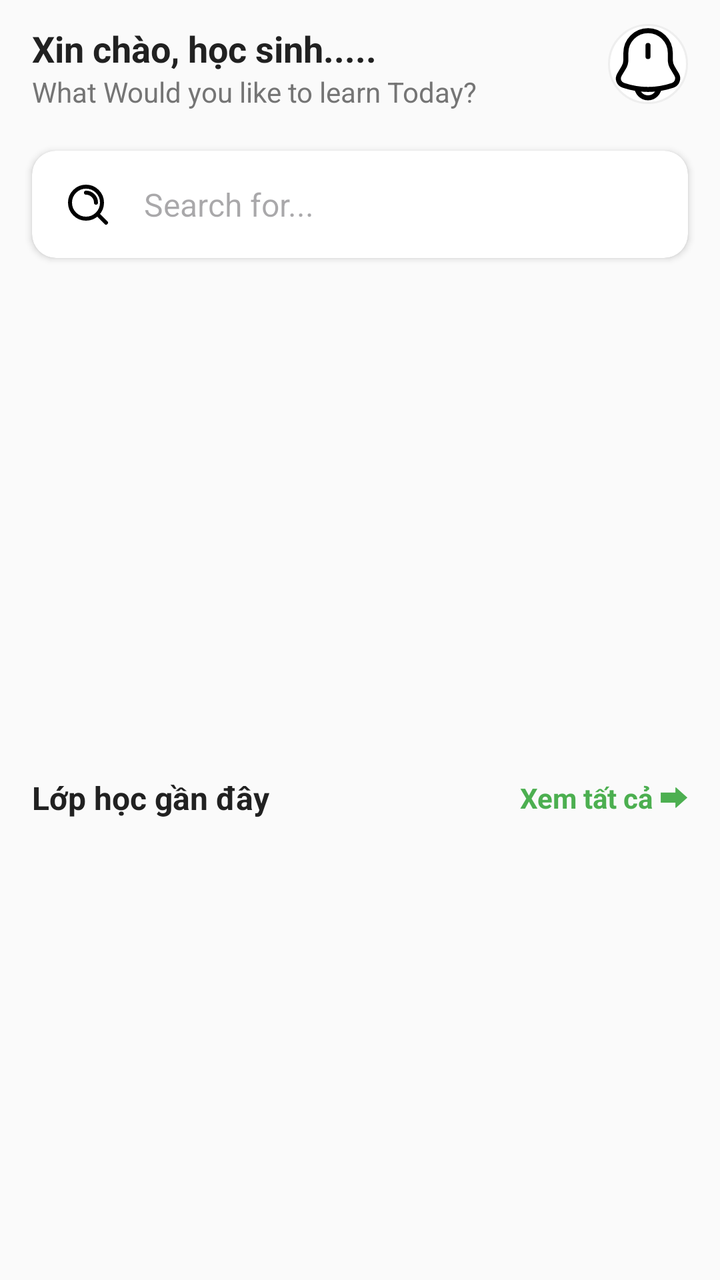
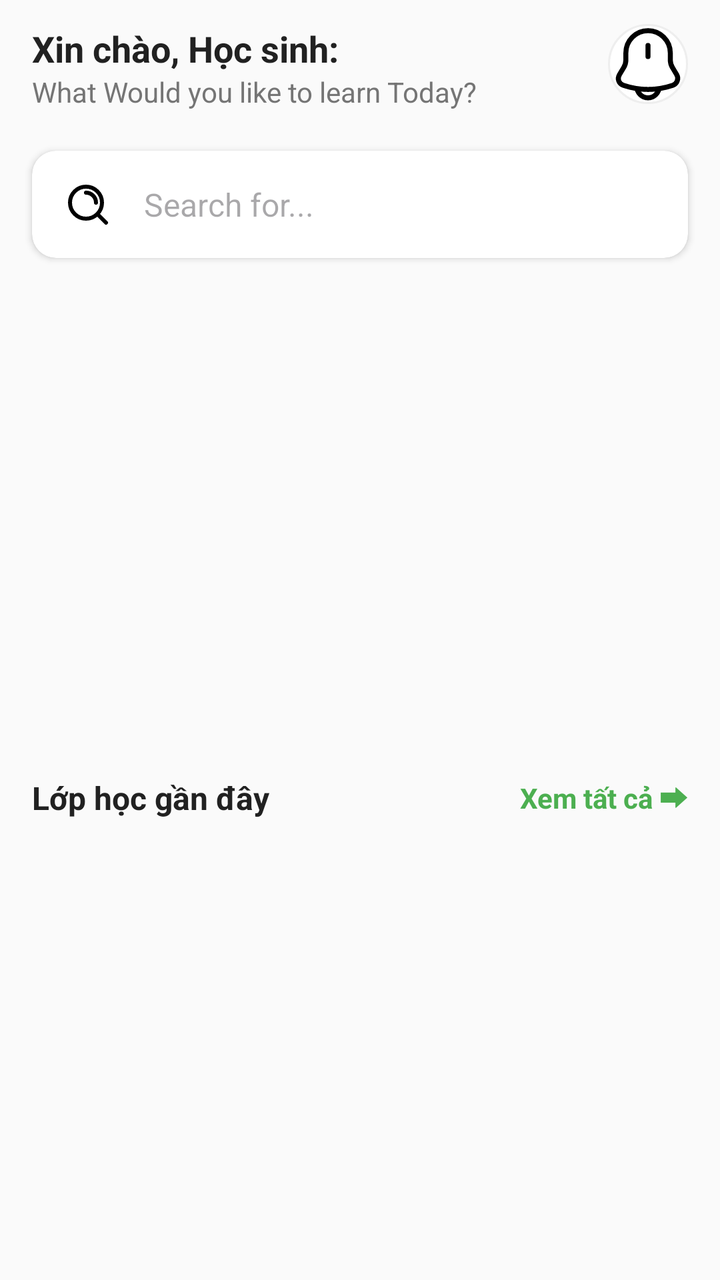

An Android layout rendered at two revisions. The XML below is the earlier revision; the diff shows what the commit changed to produce the second picture.
<!-- AndroidManifest.xml: application theme Theme.Apphoctap -->
<!-- res/layout/fragment_dashboard_student.xml -->
<?xml version="1.0" encoding="utf-8"?>

<androidx.constraintlayout.widget.ConstraintLayout xmlns:android="http://schemas.android.com/apk/res/android"
    xmlns:app="http://schemas.android.com/apk/res-auto"
    xmlns:tools="http://schemas.android.com/tools"
    android:layout_width="match_parent"
    android:layout_height="match_parent"
    android:background="@color/background"
    tools:context=".view.student.home.HomeFragment"
    >

    
    <androidx.constraintlayout.widget.ConstraintLayout
        android:id="@+id/topBar"
        android:layout_width="match_parent"
        android:layout_height="wrap_content"
        android:paddingHorizontal="16dp"
        android:paddingVertical="12dp"
        app:layout_constraintTop_toTopOf="parent">

        <TextView
            android:id="@+id/tvGreeting"
            android:layout_width="0dp"
            android:layout_height="wrap_content"
            android:text="Xin chào, học sinh....."
            android:textColor="@color/text_primary"
            android:textSize="18sp"
            android:textStyle="bold"
            app:layout_constraintEnd_toStartOf="@+id/btnNotification"
            app:layout_constraintStart_toStartOf="parent"
            app:layout_constraintTop_toTopOf="parent" />

        <TextView
            android:id="@+id/tvSubGreeting"
            android:layout_width="0dp"
            android:layout_height="wrap_content"
            android:text="What Would you like to learn Today?"
            android:textColor="@color/text_secondary"
            android:textSize="14sp"
            app:layout_constraintEnd_toStartOf="@+id/btnNotification"
            app:layout_constraintStart_toStartOf="parent"
            app:layout_constraintTop_toBottomOf="@+id/tvGreeting" />

        <ImageButton
            android:id="@+id/btnNotification"
            android:layout_width="40dp"
            android:layout_height="40dp"
            android:background="@drawable/circle_button_background"
            android:contentDescription="Notifications"
            android:src="@drawable/ic_notification"
            app:layout_constraintEnd_toEndOf="parent"
            app:layout_constraintTop_toTopOf="parent"
            app:tint="@color/black"
            tools:ignore="TouchTargetSizeCheck" />

    </androidx.constraintlayout.widget.ConstraintLayout>

    
    <androidx.cardview.widget.CardView
        android:id="@+id/searchBar"
        android:layout_width="match_parent"
        android:layout_height="wrap_content"
        android:layout_marginHorizontal="16dp"
        android:layout_marginTop="8dp"
        app:cardCornerRadius="12dp"
        app:cardElevation="2dp"
        app:layout_constraintTop_toBottomOf="@id/topBar">

        <androidx.constraintlayout.widget.ConstraintLayout
            android:layout_width="match_parent"
            android:layout_height="wrap_content"
            android:padding="8dp">

            <ImageView
                android:id="@+id/ivSearch"
                android:layout_width="24dp"
                android:layout_height="24dp"
                android:layout_marginStart="8dp"
                android:src="@drawable/ic_search"
                app:layout_constraintBottom_toBottomOf="parent"
                app:layout_constraintStart_toStartOf="parent"
                app:layout_constraintTop_toTopOf="parent" />

            <EditText
                android:id="@+id/etSearch"
                android:layout_width="0dp"
                android:layout_height="wrap_content"
                android:layout_marginStart="8dp"
                android:background="@null"
                android:hint="Search for..."
                android:importantForAutofill="no"
                android:inputType="text"
                android:padding="8dp"
                android:textSize="16sp"
                app:layout_constraintBottom_toBottomOf="parent"
                app:layout_constraintEnd_toEndOf="parent"
                app:layout_constraintStart_toEndOf="@id/ivSearch"
                app:layout_constraintTop_toTopOf="parent" />
        </androidx.constraintlayout.widget.ConstraintLayout>

    </androidx.cardview.widget.CardView>

    
    <androidx.viewpager2.widget.ViewPager2
        android:id="@+id/promotionSlider"
        android:layout_width="0dp"
        android:layout_height="220dp"
        android:layout_marginHorizontal="16dp"
        android:layout_marginTop="16dp"
        app:layout_constraintTop_toBottomOf="@id/searchBar"
        app:layout_constraintStart_toStartOf="parent"
        app:layout_constraintEnd_toEndOf="parent"/>

    <com.google.android.material.tabs.TabLayout
        android:id="@+id/sliderIndicator"
        android:layout_width="match_parent"
        android:layout_height="7dp"
        android:background="@android:color/transparent"
        app:layout_constraintEnd_toEndOf="parent"
        app:layout_constraintHorizontal_bias="0.0"
        app:layout_constraintStart_toStartOf="parent"
        app:layout_constraintTop_toBottomOf="@id/promotionSlider"
        app:tabBackground="@drawable/tab_selector"
        app:tabGravity="center"
        app:tabIndicatorHeight="0dp"
        app:tabMaxWidth="10dp"
        app:tabMinWidth="10dp" />


    
    <androidx.constraintlayout.widget.ConstraintLayout
        android:id="@+id/nearbyClassesSection"
        android:layout_width="match_parent"
        android:layout_height="wrap_content"
        android:layout_marginTop="16dp"
        android:paddingHorizontal="16dp"
        app:layout_constraintTop_toBottomOf="@id/sliderIndicator">

        <TextView
            android:id="@+id/tvNearbyClasses"
            android:layout_width="wrap_content"
            android:layout_height="wrap_content"
            android:text="Lớp học gần đây"
            android:textColor="@color/text_primary"
            android:textSize="16sp"
            android:textStyle="bold"
            app:layout_constraintStart_toStartOf="parent"
            app:layout_constraintTop_toTopOf="parent" />

        <TextView
            android:id="@+id/tvSeeAllNearby"
            android:layout_width="wrap_content"
            android:layout_height="wrap_content"
            android:text="Xem tất cả ⮕"
            android:textColor="@color/primary"
            android:textSize="14sp"
            android:textStyle="bold"
            app:layout_constraintEnd_toEndOf="parent"
            app:layout_constraintTop_toTopOf="parent" />

        <ProgressBar
            android:id="@+id/progressBar"
            android:layout_width="match_parent"
            android:layout_height="wrap_content"
            android:layout_margin="10dp"
            app:layout_constraintTop_toBottomOf="@+id/tvSeeAllNearby"
            />

        <androidx.recyclerview.widget.RecyclerView
            android:id="@+id/rvNearbyClasses"
            android:layout_width="match_parent"
            android:layout_height="wrap_content"
            android:layout_marginTop="12dp"
            android:orientation="horizontal"
            app:layoutManager="androidx.recyclerview.widget.LinearLayoutManager"
            app:layout_constraintTop_toBottomOf="@+id/progressBar"
            tools:layout_editor_absoluteX="16dp"
            tools:listitem="@layout/item_class" />
    </androidx.constraintlayout.widget.ConstraintLayout>


</androidx.constraintlayout.widget.ConstraintLayout>
<!-- res/layout/item_class.xml (included above) -->
<?xml version="1.0" encoding="utf-8"?>

<androidx.cardview.widget.CardView xmlns:android="http://schemas.android.com/apk/res/android"
    xmlns:app="http://schemas.android.com/apk/res-auto"
    android:layout_width="220dp"
    android:layout_height="wrap_content"
    android:layout_margin="8dp"
    app:cardCornerRadius="12dp"
    app:cardElevation="2dp">

    <LinearLayout
        android:layout_width="match_parent"
        android:layout_height="wrap_content"
        android:orientation="vertical">

        <ImageView
            android:id="@+id/ivClassImage"
            android:layout_width="match_parent"
            android:layout_height="120dp"
            android:scaleType="centerCrop"
            />

        <LinearLayout
            android:layout_width="match_parent"
            android:layout_height="wrap_content"
            android:orientation="vertical"
            android:padding="12dp">

            <TextView
                android:id="@+id/tv_description"
                android:layout_width="wrap_content"
                android:layout_height="wrap_content"
                android:text="MOTA"
                android:textColor="@color/accent"
                android:textSize="12sp"
                android:textStyle="bold" />

            <TextView
                android:id="@+id/tvClassName"
                android:layout_width="match_parent"
                android:layout_height="wrap_content"
                android:layout_marginTop="4dp"
                android:text="LỚP A"
                android:textColor="@color/text_primary"
                android:textSize="16sp"
                android:textStyle="bold" />

            <LinearLayout
                android:layout_width="match_parent"
                android:layout_height="wrap_content"
                android:layout_marginTop="8dp"
                android:orientation="horizontal">

                <TextView
                    android:id="@+id/tv_Tieude"
                    android:layout_width="wrap_content"
                    android:layout_height="wrap_content"
                    android:text="GV: "
                    android:textColor="@color/text_primary"
                    android:textSize="16sp"
                    android:textStyle="bold"
                     />
                <TextView
                    android:id="@+id/tv_tengiangvien"
                    android:layout_width="wrap_content"
                    android:layout_height="wrap_content"
                    android:text="Nguyễn Văn A"
                    android:textColor="@color/text_secondary"
                    android:textSize="12sp"
                    android:textStyle="bold"
                    android:layout_marginStart="10sp"/>

            </LinearLayout>
        </LinearLayout>
    </LinearLayout>
</androidx.cardview.widget.CardView>
<!-- resources referenced by this layout -->
<resources>
  <color name="accent">#8BC34A</color>
  <color name="background">#FAFAFA</color>
  <color name="black">#000000</color>
  <color name="primary">#4CAF50</color>
  <color name="text_primary">#212121</color>
  <color name="text_secondary">#757575</color>
  <!-- drawable circle_button_background (drawable) -->
  <shape xmlns:android="http://schemas.android.com/apk/res/android"
      android:shape="oval">
      <stroke
          android:width="1dp"
          android:color="@color/divider" />
      <solid android:color="@android:color/white" />
  </shape>
  <!-- drawable ic_notification (drawable) -->
  <vector xmlns:android="http://schemas.android.com/apk/res/android"
      android:width="40dp"
      android:height="40dp"
      android:viewportWidth="24"
      android:viewportHeight="24">
    <path
        android:pathData="M12,6.44V9.77"
        android:strokeWidth="1.5"
        android:fillColor="#00000000"
        android:strokeColor="#292D32"
        android:strokeLineCap="round"/>
    <path
        android:pathData="M12.02,2C8.34,2 5.36,4.98 5.36,8.66V10.76C5.36,11.44 5.08,12.46 4.73,13.04L3.46,15.16C2.68,16.47 3.22,17.93 4.66,18.41C9.44,20 14.61,20 19.39,18.41C20.74,17.96 21.32,16.38 20.59,15.16L19.32,13.04C18.97,12.46 18.69,11.43 18.69,10.76V8.66C18.68,5 15.68,2 12.02,2Z"
        android:strokeWidth="1.5"
        android:fillColor="#00000000"
        android:strokeColor="#292D32"
        android:strokeLineCap="round"/>
    <path
        android:pathData="M15.33,18.82C15.33,20.65 13.83,22.15 12,22.15C11.09,22.15 10.25,21.77 9.65,21.17C9.05,20.57 8.67,19.73 8.67,18.82"
        android:strokeWidth="1.5"
        android:fillColor="#00000000"
        android:strokeColor="#292D32"/>
  </vector>
  <!-- drawable ic_search (drawable) -->
  <vector xmlns:android="http://schemas.android.com/apk/res/android"
      android:width="40dp"
      android:height="40dp"
      android:viewportWidth="24"
      android:viewportHeight="24">
    <path
        android:pathData="M11,6C13.761,6 16,8.239 16,11M16.659,16.655L21,21M19,11C19,15.418 15.418,19 11,19C6.582,19 3,15.418 3,11C3,6.582 6.582,3 11,3C15.418,3 19,6.582 19,11Z"
        android:strokeLineJoin="round"
        android:strokeWidth="2"
        android:fillColor="#00000000"
        android:strokeColor="#000000"
        android:strokeLineCap="round"/>
  </vector>
  <!-- drawable tab_selector (drawable) -->
  <selector xmlns:android="http://schemas.android.com/apk/res/android">
      <item android:state_selected="true">
          <shape android:shape="oval">
              <size android:width="12dp" android:height="12dp" />
              <solid android:color="#FF4081" />
          </shape>
      </item>
      <item>
          <shape android:shape="oval">
              <size android:width="8dp" android:height="8dp" />
              <solid android:color="#C0C0C0" />
          </shape>
      </item>
  </selector>
  <style name="Theme.Apphoctap" parent="Base.Theme.Apphoctap" />
  <color name="divider">#EEEEEE</color>
  <style name="Base.Theme.Apphoctap" parent="Theme.Material3.DayNight.NoActionBar">
          
          
          <item name="popupMenuStyle">@style/RoundedPopupMenu</item>
      </style>
  <style name="RoundedPopupMenu" parent="Widget.AppCompat.PopupMenu">
          <item name="android:popupBackground">@drawable/rounded_popup_background</item>
      </style>
  <!-- drawable rounded_popup_background (drawable) -->
  <shape xmlns:android="http://schemas.android.com/apk/res/android">
      <solid android:color="#FFFFFF" />
      <corners android:radius="12dp" />
      <stroke android:width="1dp" android:color="#E0E0E0" />
  </shape>
</resources>

<!-- the commit's change to res/layout/fragment_dashboard_student.xml (unified diff, before → after) -->
@@ -22,7 +22,7 @@
             android:id="@+id/tvGreeting"
             android:layout_width="0dp"
             android:layout_height="wrap_content"
-            android:text="Xin chào, học sinh....."
+            android:text="Xin chào, Học sinh:"
             android:textColor="@color/text_primary"
             android:textSize="18sp"
             android:textStyle="bold"
